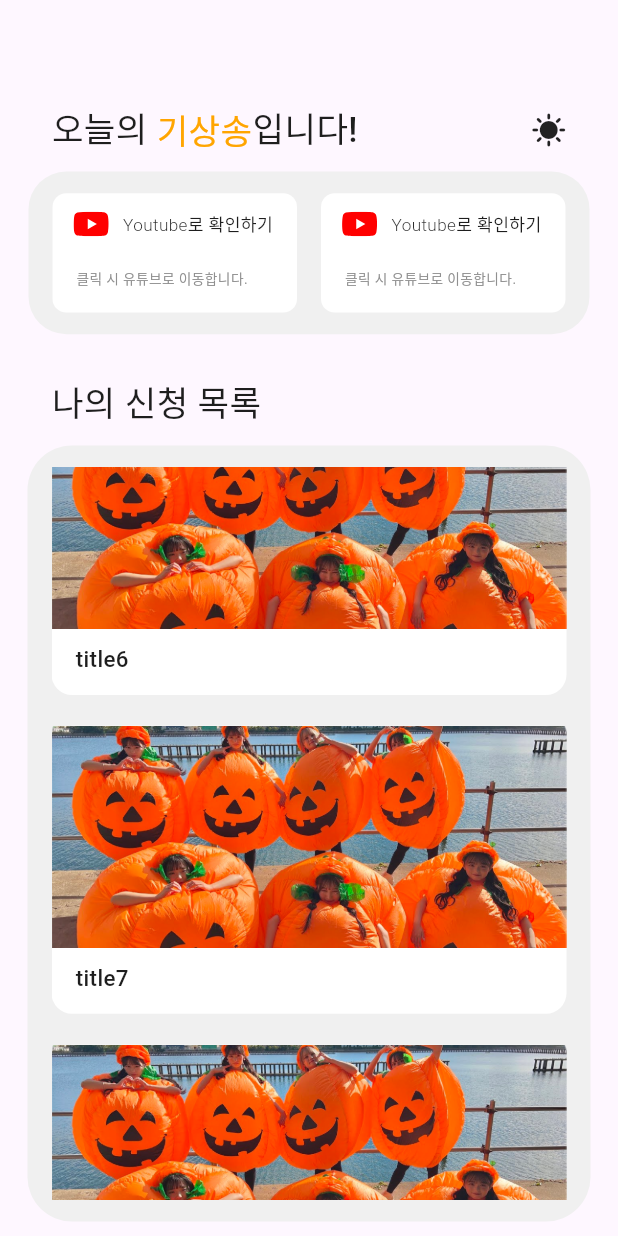
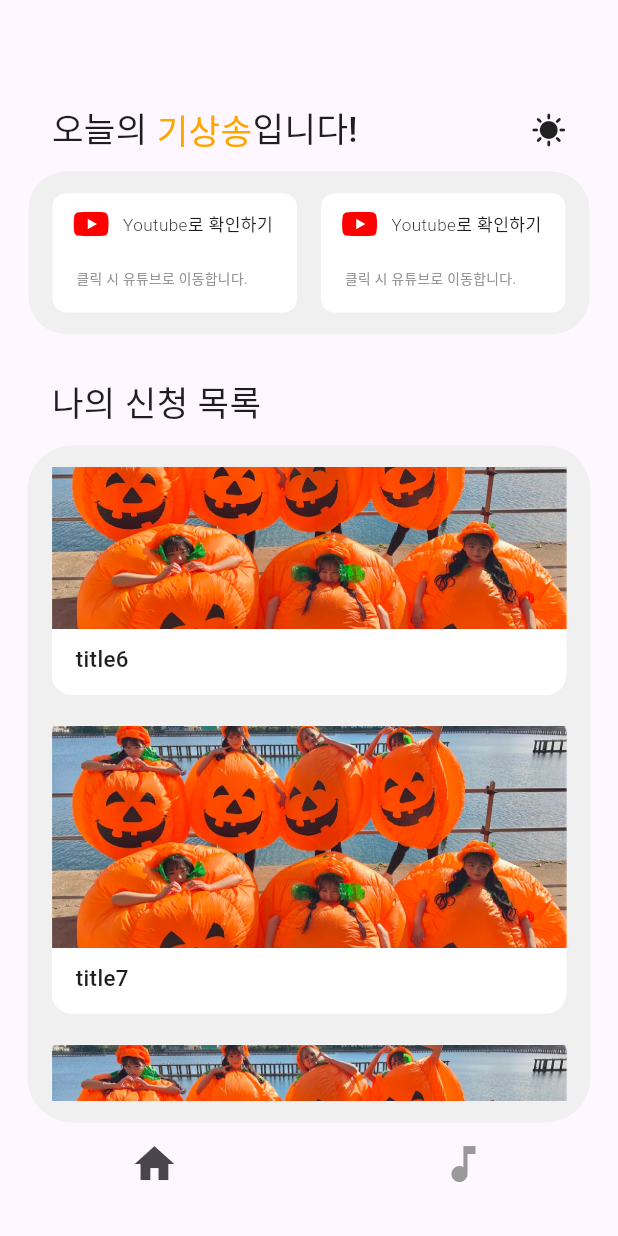
Before and after one commit to A-wack/A-wack-Flutter, a Flutter app: the HomePage screen opened by its route, scrolled down 1152 dp, on a phone screen of 412 x 824 dp. Run offline on Flutter 3.47's test engine with Material 3 defaults, Android fonts, the phone set to English and light mode, and no system bars; our stand-ins replace flutter_screenutil, flutter_svg, gap, go_router, styled_widget; Roboto replaces fonts that are missing (Pretendard); project files that could hold a hidden picture were left out.

Commit message:
home_page 수정
ListView height 수정, bottomNavigationBar 추가

```diff
--- a/lib/src/presentation/home_page/home_page.dart
+++ b/lib/src/presentation/home_page/home_page.dart
@@ -1,5 +1,6 @@
 import 'package:flutter/material.dart';
 import 'package:flutter_screenutil/flutter_screenutil.dart';
+import 'package:go_router/go_router.dart';
 import 'package:styled_widget/styled_widget.dart';
 import 'package:gap/gap.dart';
 
@@ -67,7 +68,7 @@ class HomePage extends StatelessWidget {
             child: Padding(
               padding: EdgeInsets.fromLTRB(50.17.w, 50.17.h, 50.17.w, 50.17.h),
               child: SizedBox(
-                height: 1700.h,
+                height: 1470.h,
                 child: ListView.separated(
                   padding: EdgeInsets.zero,
                   itemCount: applicationList.length,
@@ -93,6 +94,35 @@ class HomePage extends StatelessWidget {
           ///
         ],
       ),
+      bottomNavigationBar: SizedBox(
+        width: double.infinity,
+        height: 250.h,
+        child: Row(
+          crossAxisAlignment: CrossAxisAlignment.start,
+          mainAxisAlignment: MainAxisAlignment.spaceAround,
+          children: [
+            IconButton(
+              onPressed: () {
+                context.go('/homePage');
+              },
+              icon: Icon(
+                Icons.home,
+                size: 100.w,
+              ),
+            ),
+            IconButton(
+              onPressed: () {
+                context.go('/homePage/applicationSong');
+              },
+              icon: Icon(
+                Icons.music_note,
+                size: 100.w,
+                color: AWackColor.gray_9999,
+              ),
+            ),
+          ],
+        ),
+      ),
     );
   }
 }
```
